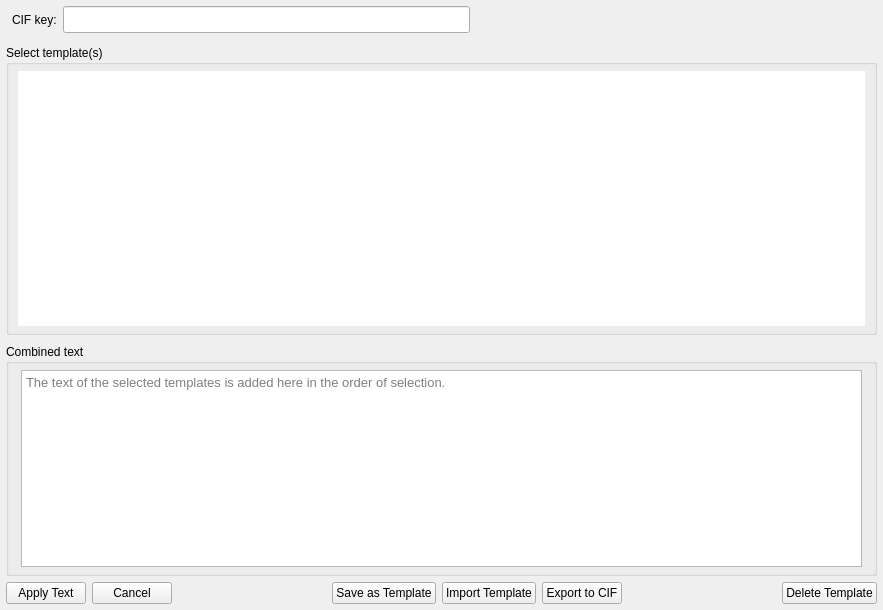
Before: the Qt Designer form finalcif/gui/text_templates.ui in dkratzert/FinalCif, drawn with Qt 5.
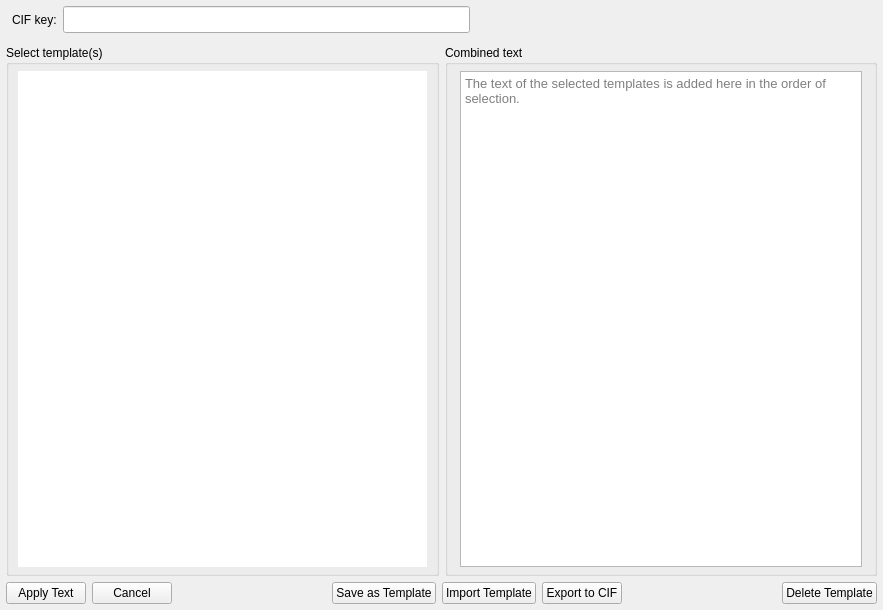
After: the same form once the commit is applied.

Commit message: Change templates to left/right interface

```diff
--- a/finalcif/gui/text_templates.ui
+++ b/finalcif/gui/text_templates.ui
@@ -80,6 +80,11 @@
     </layout>
    </item>
    <item>
+    <layout class="QHBoxLayout" name="horizontalLayout_2">
+     <property name="topMargin">
+      <number>0</number>
+     </property>
+     <item>
     <widget class="QGroupBox" name="TemplatesListGroupBox">
      <property name="sizePolicy">
       <sizepolicy hsizetype="Preferred" vsizetype="Preferred">
@@ -134,22 +139,6 @@
      </layout>
     </widget>
    </item>
-   <item>
-    <spacer name="verticalSpacer">
-     <property name="orientation">
-      <enum>Qt::Vertical</enum>
-     </property>
-     <property name="sizeType">
-      <enum>QSizePolicy::Fixed</enum>
-     </property>
-     <property name="sizeHint" stdset="0">
-      <size>
-       <width>20</width>
-       <height>3</height>
-      </size>
-     </property>
-    </spacer>
-   </item>
    <item>
     <widget class="QGroupBox" name="combinedTestGroupBox">
      <property name="sizePolicy">
@@ -206,6 +195,8 @@
       </item>
      </layout>
     </widget>
+     </item>
+    </layout>
    </item>
    <item>
     <layout class="QHBoxLayout" name="applaTextHorizontalLayout">
```
Lines whose indentation alone changed are shown as unchanged. The commit also changes 2 other files.
